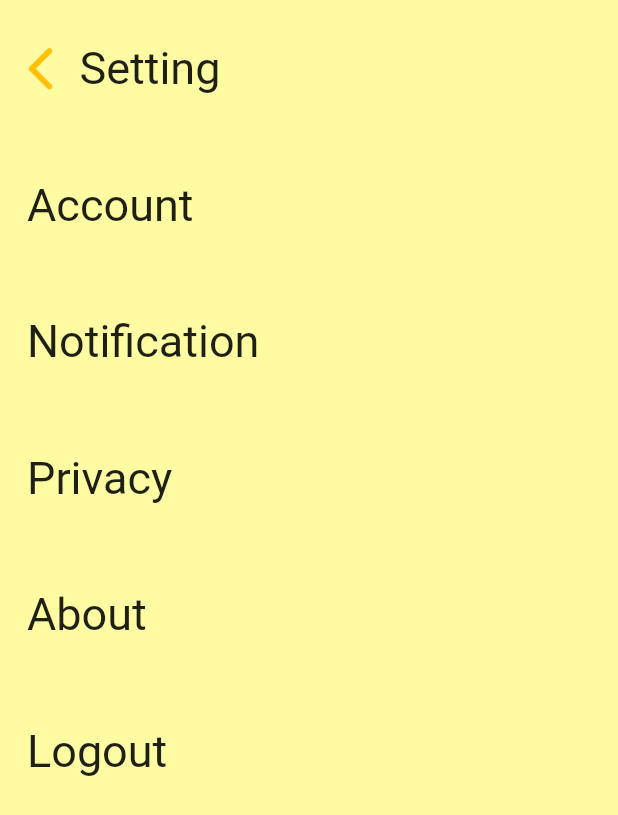
After one commit to MahanVeisi8/Amir-Mahan-Reddit, a Flutter app: the Setting screen opened directly, on a phone screen of 412 x 824 dp. The commit adds this screen. Shown: the top 815 px of the screen. Run offline on Flutter 3.47's test engine with Material 2 defaults, Android fonts, the phone set to English and light mode, and no system bars; our stand-ins replace animated_splash_screen, flutter_icons, fluttertoast; missing offline and left inert: flutter_launcher_icons.

Commit message:
first codes of setting added and some changes on pervious pages

```diff
--- a/Amir_Mahan_Reddit/lib/Screens/HomePage.dart
+++ b/Amir_Mahan_Reddit/lib/Screens/HomePage.dart
@@ -1,5 +1,5 @@
 import 'package:flutter/material.dart';
-import 'package:Amir_Mahan_Reddit/Basic Classes/Post.dart';
+import 'package:Amir_Mahan_Reddit/Screens/SettingPage.dart';
 
 class HomePage extends StatefulWidget {
   const HomePage({Key key}) : super(key: key);
@@ -42,7 +42,12 @@ class _HomePageState extends State<HomePage> {
                   IconButton(
                     icon: Icon(Icons.settings),
                     color: Colors.white60,
-                    onPressed: () {},
+                    onPressed: () {
+                      Navigator.push(
+                          context,
+                          MaterialPageRoute(
+                              builder: (context) => Setting()));
+                    },
                   ),
                 ],
               )),
--- /dev/null
+++ b/Amir_Mahan_Reddit/lib/Screens/SettingPage.dart
@@ -0,0 +1,193 @@
+import 'package:flutter/material.dart';
+class Setting extends StatefulWidget {
+  const Setting({Key key}) : super(key: key);
+
+  @override
+  State<Setting> createState() => _SettingState();
+}
+
+class _SettingState extends State<Setting> {
+  @override
+  Widget build(BuildContext context) {
+    return Scaffold(
+      backgroundColor: Color(0xFFFFFBA2),
+      body: SafeArea(
+        child: Container(
+          child: Stack(
+            children: [
+              Column(
+                crossAxisAlignment: CrossAxisAlignment.start,
+                children: <Widget>[
+                  Padding(
+                    padding: const EdgeInsets.symmetric(
+                      horizontal: 10,
+                      vertical: 20,
+                    ),
+                    child: Row(
+                      children: [
+                        InkWell(
+                          onTap: () {
+                            Navigator.pop(context);
+                          },
+                          child: SafeArea(
+                            child: Container(
+                              child: Icon(
+                                Icons.arrow_back_ios_rounded,
+                                color: Colors.amber,
+                                size: 35,
+                              ),
+                            ),
+                          ),
+                        ),
+                        Expanded(
+                          child: Padding(
+                            padding: const EdgeInsets.all(8.0),
+                            child: Container(
+                              child: Flexible(
+                                  child: Text(
+                                'Setting',
+                                style: TextStyle(
+                                  color: Color(0xFF1e1f15),
+                                  fontSize: 30,
+                                ),
+                              )),
+                            ),
+                          ),
+                        ),
+                      ],
+                    ),
+                  ),
+                  Padding(
+                    padding: const EdgeInsets.symmetric(
+                      horizontal: 10,
+                      vertical: 20,
+                    ),
+                    child: Row(
+                      children: [
+                        Expanded(
+                          child: Padding(
+                            padding: const EdgeInsets.all(8.0),
+                            child: Container(
+                              child: Flexible(
+                                  child: Text(
+                                'Account',
+                                style: TextStyle(
+                                  color: Color(0xFF1e1f15),
+                                  fontSize: 30,
+                                ),
+                              )),
+                            ),
+                          ),
+                        ),
+                      ],
+                    ),
+                  ),
+                  Padding(
+                    padding: const EdgeInsets.symmetric (
+                      horizontal: 10,
+                      vertical: 20,
+                    ),
+                    child: Row(
+                      children: [
+                        Expanded(
+                          child: Padding(
+                            padding: const EdgeInsets.all(8.0),
+                            child: Container(
+                              child: Flexible(
+                                  child: Text(
+                                'Notification',
+                                style: TextStyle(
+                                  color: Color(0xFF1e1f15),
+                                  fontSize: 30,
+                                ),
+                              )),
+                            ),
+                          ),
+                        ),
+                      ],
+                    ),
+                  ),
+                  Padding(
+                    padding: const EdgeInsets.symmetric (
+                      horizontal: 10,
+                      vertical: 20,
+                    ),
+                    child: Row(
+                      children: [
+                        Expanded(
+                          child: Padding(
+                            padding: const EdgeInsets.all(8.0),
+                            child: Container(
+                              child: Flexible(
+                                  child: Text(
+                                'Privacy',
+                                style: TextStyle(
+                                  color: Color(0xFF1e1f15),
+                                  fontSize: 30,
+                                ),
+                              )),
+                            ),
+                          ),
+                        ),
+                      ],
+                    ),
+                  ),
+                  Padding(
+                    padding: const EdgeInsets.symmetric (
+                      horizontal: 10,
+                      vertical: 20,
+                    ),
+                    child: Row(
+                      children: [
+                        Expanded(
+                          child: Padding(
+                            padding: const EdgeInsets.all(8.0),
+                            child: Container(
+                              child: Flexible(
+                                  child: Text(
+                                'About',
+                                style: TextStyle(
+                                  color: Color(0xFF1e1f15),
+                                  fontSize: 30,
+                                ),
+                              )),
+                            ),
+                          ),
+                        ),
+                      ],
+                    ),
+                  ),
+                  Padding(
+                    padding: const EdgeInsets.symmetric (
+                      horizontal: 10,
+                      vertical: 20,
+                    ),
+                    child: Row(
+                      children: [
+                        Expanded(
+                          child: Padding(
+                            padding: const EdgeInsets.all(8.0),
+                            child: Container(
+                              child: Flexible(
+                                  child: Text(
+                                'Logout',
+                                style: TextStyle(
+                                  color: Color(0xFF1e1f15),
+                                  fontSize: 30,
+                                ),
+                              )),
+                            ),
+                          ),
+                        ),
+                      ],
+                    ),
+                  ),
+                ],
+              ),
+            ],
+          ),
+        ),
+      ),
+    );
+  }
+}
--- a/Amir_Mahan_Reddit/lib/main.dart
+++ b/Amir_Mahan_Reddit/lib/main.dart
@@ -2,6 +2,7 @@ import 'package:animated_splash_screen/animated_splash_screen.dart';
 import 'package:flutter/material.dart';
 import 'package:Amir_Mahan_Reddit/Splash/SplashScreen.dart';
 import 'package:Amir_Mahan_Reddit/Screens/SignLogIn.dart';
+import 'package:Amir_Mahan_Reddit/Screens/HomePage.dart';
 void main() {
   runApp(MyApp());
 }
@@ -19,7 +20,7 @@ class MyApp extends StatelessWidget {
           // fit: BoxFit.cover,
         ),
         nextScreen: LoginSignupScreen(),
-
+        // nextScreen: HomePage(),
         // splashTransition: SplashTransition.rotationTransition,
         backgroundColor: Colors.redAccent,
       ),
```
Also changed, not shown: Amir_Mahan_Reddit/pubspec.yaml (+7 -0 lines).
